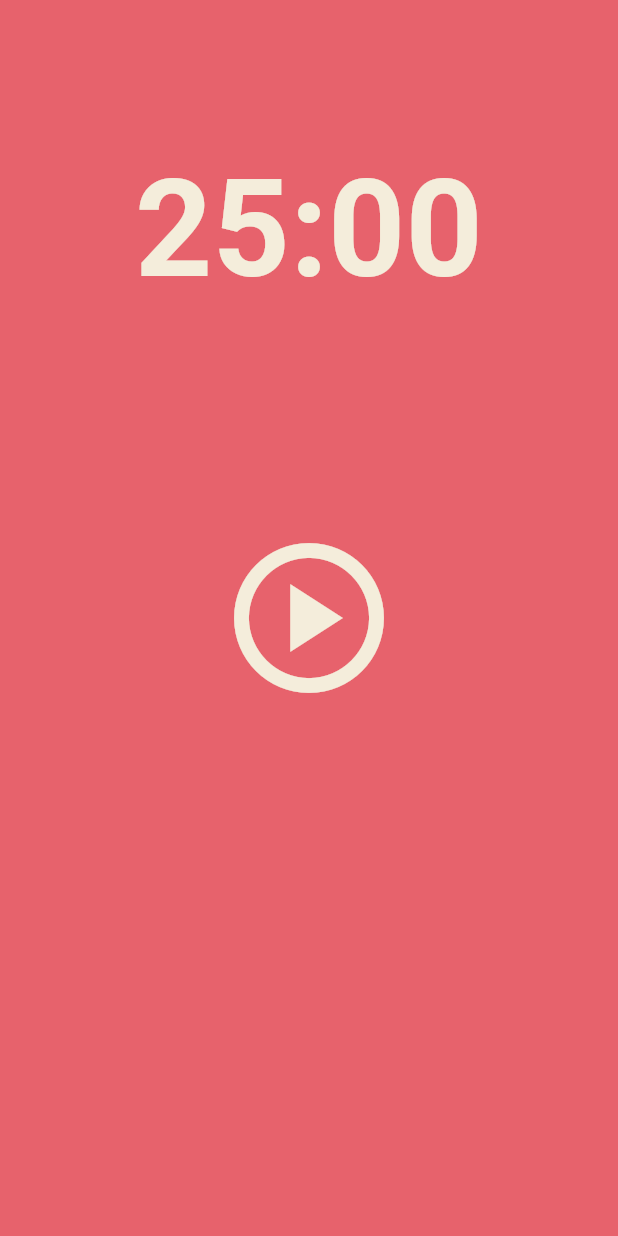
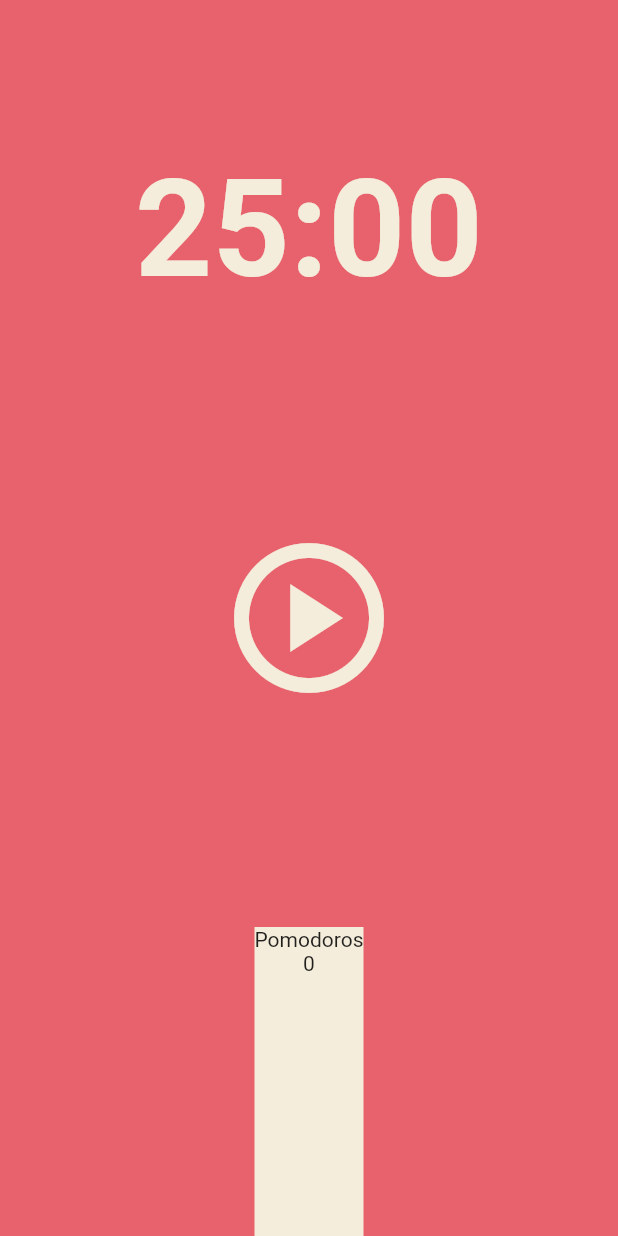
Before and after one commit to kimgeuntae/pomodoro, a Flutter app: the screen it shows after launch, on a phone screen of 412 x 824 dp. Run offline on Flutter 3.47's test engine with Material 2 defaults, Android fonts, the phone set to English and light mode, and no system bars.

Commit message:
Add: flexible 3 포모도로 데이터 컨테이너

```diff
--- a/lib/screens/home_screen.dart
+++ b/lib/screens/home_screen.dart
@@ -43,7 +43,15 @@ class _HomeScreenState extends State<HomeScreen> {
           ),
           Flexible(
             flex: 1,
-            child: Container(),
+            child: Container(
+              decoration: BoxDecoration(color: Theme.of(context).cardColor),
+              child: Column(
+                children: const [
+                  Text('Pomodoros'),
+                  Text('0'),
+                ],
+              ),
+            ),
           ),
         ],
       ),
```
